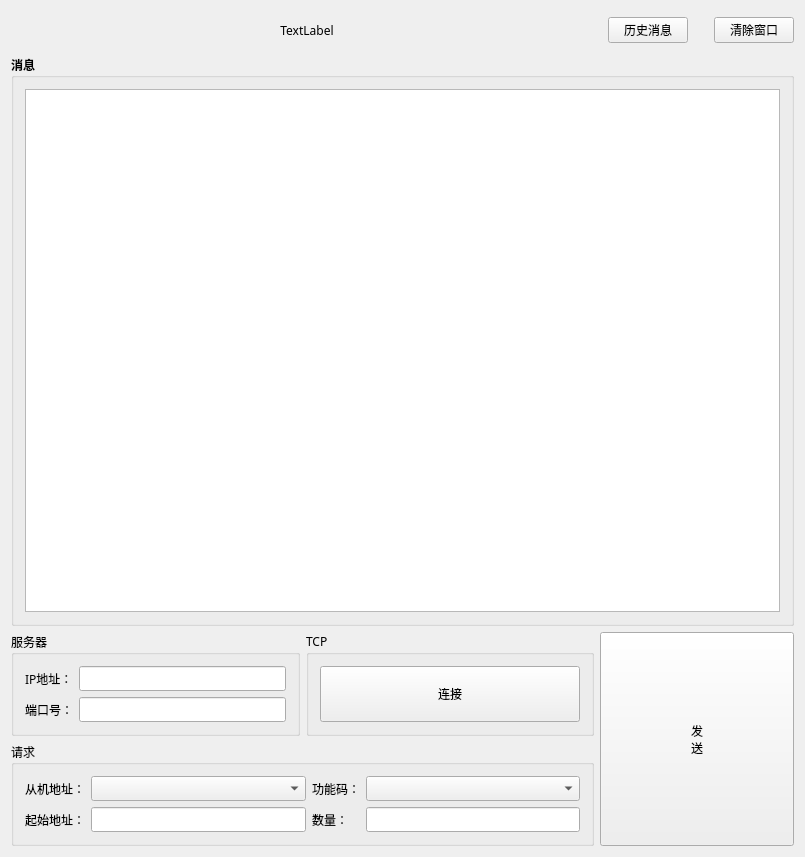
This is Modbus-TCP/Modbus-TCP-Master/ModBus_TCP_master/widget.ui in afreedog/Modbus as Qt 5 draws it before an edit. The edited form follows.
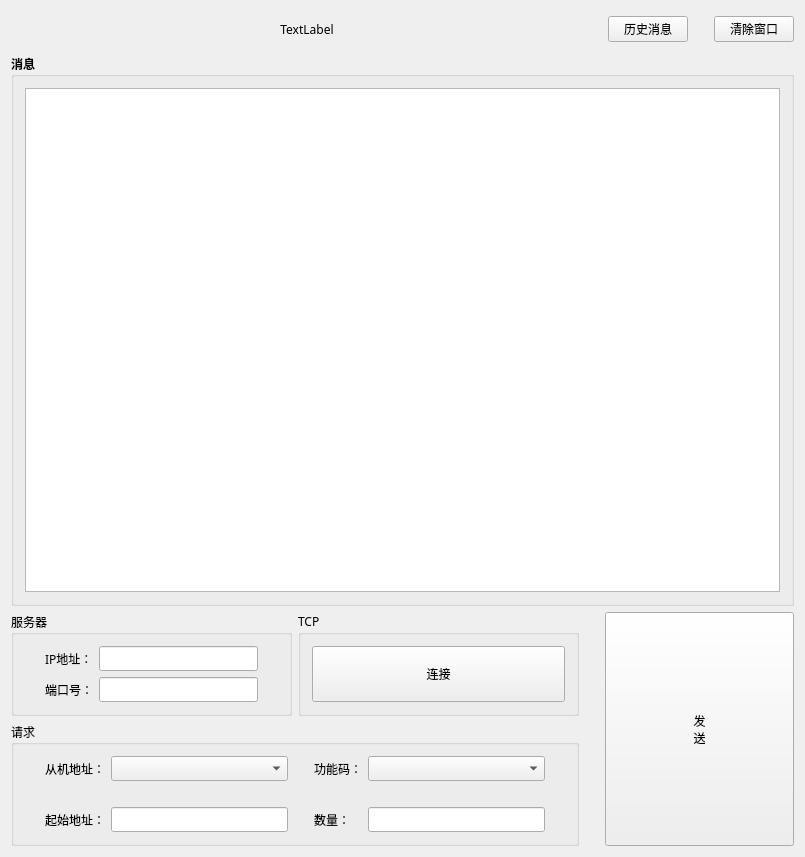
This is the edited form. Icons and pictures are not drawn.

```diff
--- a/Modbus-TCP/Modbus-TCP-Master/ModBus_TCP_master/widget.ui
+++ b/Modbus-TCP/Modbus-TCP-Master/ModBus_TCP_master/widget.ui
@@ -176,7 +176,7 @@
       </widget>
      </item>
      <item>
-      <layout class="QHBoxLayout" name="horizontalLayout_2" stretch="3,1">
+      <layout class="QHBoxLayout" name="horizontalLayout_2" stretch="3,0,1">
        <item>
         <layout class="QVBoxLayout" name="verticalLayout_2">
          <item>
@@ -192,8 +192,8 @@
              <property name="title">
               <string>服务器</string>
              </property>
-             <layout class="QGridLayout" name="gridLayout" columnstretch="0,0">
-              <item row="1" column="1">
+             <layout class="QGridLayout" name="gridLayout" columnstretch="0,0,0,0">
+              <item row="1" column="2">
                <widget class="QLineEdit" name="portEdit">
                 <property name="minimumSize">
                  <size>
@@ -203,7 +203,7 @@
                 </property>
                </widget>
               </item>
-              <item row="0" column="1">
+              <item row="0" column="2">
                <widget class="QLineEdit" name="ipEdit">
                 <property name="minimumSize">
                  <size>
@@ -213,7 +213,7 @@
                 </property>
                </widget>
               </item>
-              <item row="0" column="0">
+              <item row="0" column="1">
                <widget class="QLabel" name="ipAddressLabel">
                 <property name="font">
                  <font>
@@ -226,7 +226,7 @@
                 </property>
                </widget>
               </item>
-              <item row="1" column="0">
+              <item row="1" column="1">
                <widget class="QLabel" name="portAddressLabel">
                 <property name="font">
                  <font>
@@ -239,6 +239,32 @@
                 </property>
                </widget>
               </item>
+              <item row="0" column="3">
+               <spacer name="verticalSpacer_2">
+                <property name="orientation">
+                 <enum>Qt::Vertical</enum>
+                </property>
+                <property name="sizeHint" stdset="0">
+                 <size>
+                  <width>20</width>
+                  <height>40</height>
+                 </size>
+                </property>
+               </spacer>
+              </item>
+              <item row="0" column="0">
+               <spacer name="verticalSpacer_3">
+                <property name="orientation">
+                 <enum>Qt::Vertical</enum>
+                </property>
+                <property name="sizeHint" stdset="0">
+                 <size>
+                  <width>20</width>
+                  <height>40</height>
+                 </size>
+                </property>
+               </spacer>
+              </item>
              </layout>
             </widget>
            </item>
@@ -296,22 +322,54 @@
             <string>请求</string>
            </property>
            <layout class="QGridLayout" name="gridLayout_2">
-            <item row="1" column="0">
+            <item row="0" column="3">
+             <spacer name="verticalSpacer_5">
+              <property name="orientation">
+               <enum>Qt::Vertical</enum>
+              </property>
+              <property name="sizeHint" stdset="0">
+               <size>
+                <width>20</width>
+                <height>40</height>
+               </size>
+              </property>
+             </spacer>
+            </item>
+            <item row="0" column="6">
+             <spacer name="verticalSpacer_6">
+              <property name="orientation">
+               <enum>Qt::Vertical</enum>
+              </property>
+              <property name="sizeHint" stdset="0">
+               <size>
+                <width>20</width>
+                <height>40</height>
+               </size>
+              </property>
+             </spacer>
+            </item>
+            <item row="0" column="0">
+             <spacer name="verticalSpacer_4">
+              <property name="orientation">
+               <enum>Qt::Vertical</enum>
+              </property>
+              <property name="sizeHint" stdset="0">
+               <size>
+                <width>20</width>
+                <height>40</height>
+               </size>
+              </property>
+             </spacer>
+            </item>
+            <item row="2" column="1">
              <widget class="QLabel" name="beginAddressLabel">
               <property name="text">
                <string>起始地址：</string>
               </property>
              </widget>
             </item>
-            <item row="0" column="0">
-             <widget class="QLabel" name="slaveAddressLabel">
-              <property name="text">
-               <string>从机地址：</string>
-              </property>
-             </widget>
-            </item>
-            <item row="0" column="1">
-             <widget class="QComboBox" name="slaveAddressBox">
+            <item row="0" column="5">
+             <widget class="QComboBox" name="funcCodeBox">
               <property name="minimumSize">
                <size>
                 <width>150</width>
@@ -320,15 +378,15 @@
               </property>
              </widget>
             </item>
-            <item row="0" column="2">
+            <item row="0" column="4">
              <widget class="QLabel" name="funcLabel">
               <property name="text">
                <string>功能码：</string>
               </property>
              </widget>
             </item>
-            <item row="0" column="3">
-             <widget class="QComboBox" name="funcCodeBox">
+            <item row="0" column="2">
+             <widget class="QComboBox" name="slaveAddressBox">
               <property name="minimumSize">
                <size>
                 <width>150</width>
@@ -337,24 +395,21 @@
               </property>
              </widget>
             </item>
-            <item row="1" column="2">
+            <item row="0" column="1">
+             <widget class="QLabel" name="slaveAddressLabel">
+              <property name="text">
+               <string>从机地址：</string>
+              </property>
+             </widget>
+            </item>
+            <item row="2" column="4">
              <widget class="QLabel" name="numLabel">
               <property name="text">
                <string>数量：</string>
               </property>
              </widget>
             </item>
-            <item row="1" column="3">
-             <widget class="QLineEdit" name="numLineEdit">
-              <property name="minimumSize">
-               <size>
-                <width>150</width>
-                <height>0</height>
-               </size>
-              </property>
-             </widget>
-            </item>
-            <item row="1" column="1">
+            <item row="2" column="2">
              <widget class="QLineEdit" name="beginAddressLineEdit">
               <property name="minimumSize">
                <size>
@@ -364,11 +419,47 @@
               </property>
              </widget>
             </item>
+            <item row="2" column="5">
+             <widget class="QLineEdit" name="numLineEdit">
+              <property name="minimumSize">
+               <size>
+                <width>150</width>
+                <height>0</height>
+               </size>
+              </property>
+             </widget>
+            </item>
+            <item row="1" column="2">
+             <spacer name="horizontalSpacer_2">
+              <property name="orientation">
+               <enum>Qt::Horizontal</enum>
+              </property>
+              <property name="sizeHint" stdset="0">
+               <size>
+                <width>40</width>
+                <height>20</height>
+               </size>
+              </property>
+             </spacer>
+            </item>
            </layout>
           </widget>
          </item>
         </layout>
        </item>
+       <item>
+        <spacer name="verticalSpacer_7">
+         <property name="orientation">
+          <enum>Qt::Vertical</enum>
+         </property>
+         <property name="sizeHint" stdset="0">
+          <size>
+           <width>20</width>
+           <height>40</height>
+          </size>
+         </property>
+        </spacer>
+       </item>
        <item>
         <widget class="QPushButton" name="sendButton">
          <property name="sizePolicy">
```
